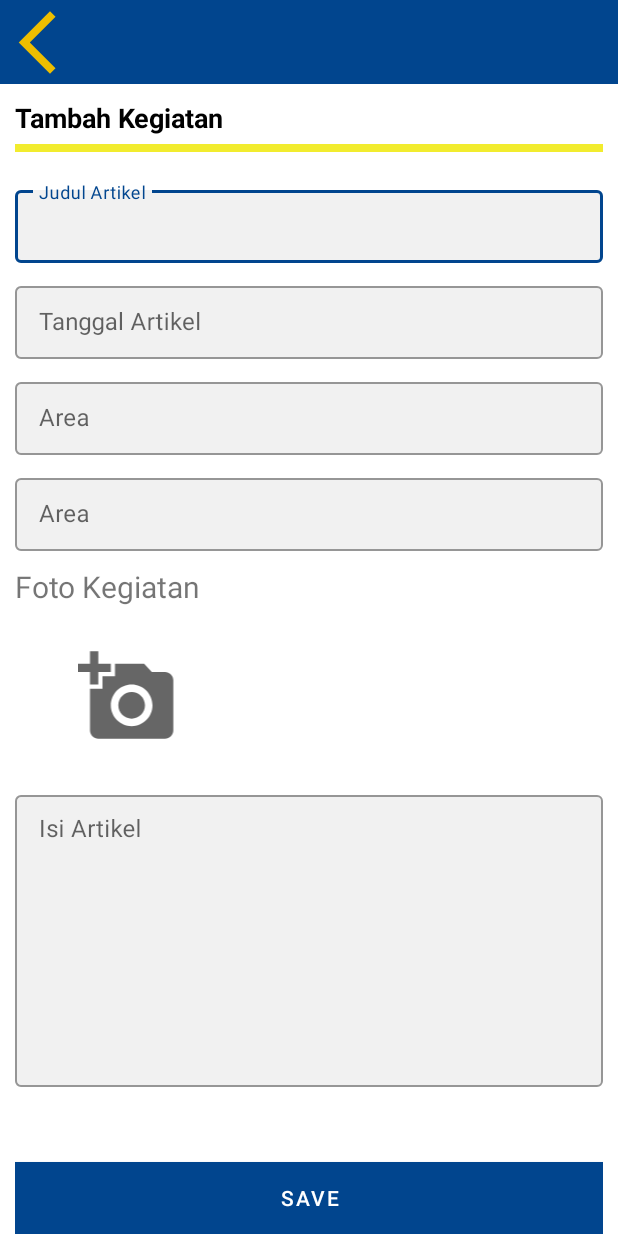
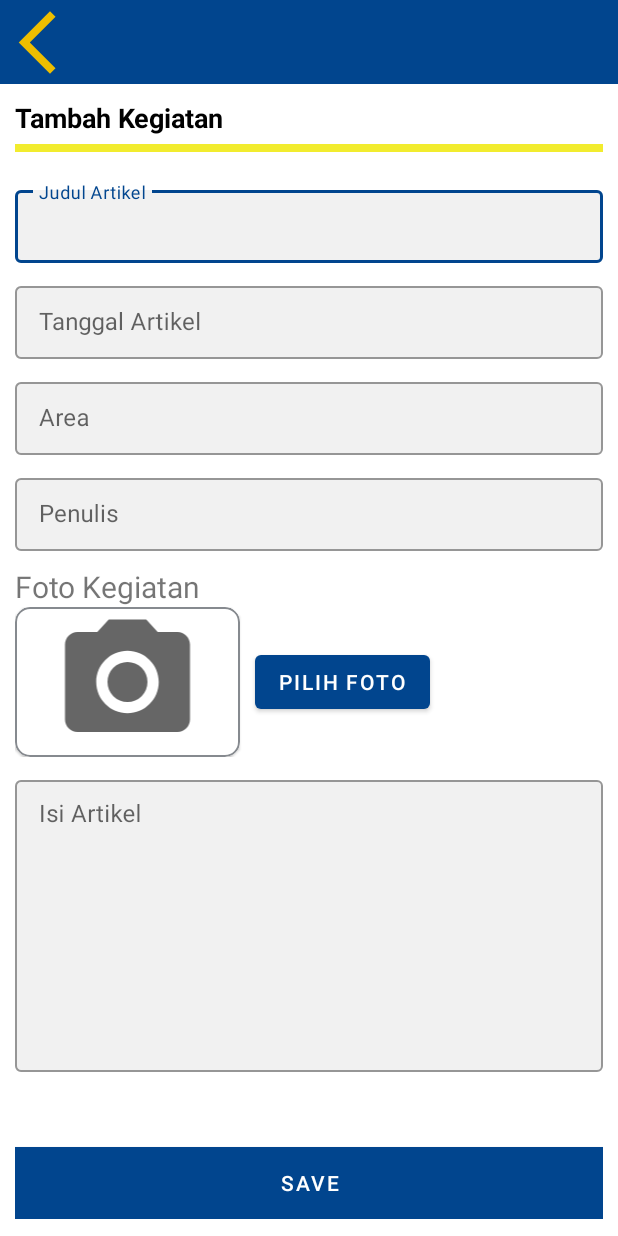
Before and after one commit to DwiAstari/wiss_new, an Android app: the IsiKegiatanAdminActivity screen opened directly, with no data from a screen before it, on a phone screen of 412 x 824 dp. Run offline under Robolectric (Android 15) with nearby library versions, the phone set to English and light mode, and no system bars; our stand-ins replace Dagger/Hilt's generated code; pictures from the network do not load.

Commit message:
Add CRD Arttikel 2

```diff
--- a/app/src/main/java/com/dwiastari/wiss/api/MasyarakatService.kt
+++ b/app/src/main/java/com/dwiastari/wiss/api/MasyarakatService.kt
@@ -1,19 +1,31 @@
 package com.dwiastari.wiss.api
 
 import com.dwiastari.wiss.model.*
+import okhttp3.MultipartBody
+import okhttp3.RequestBody
 import retrofit2.Call
 import retrofit2.Response
-import retrofit2.http.Field
-import retrofit2.http.GET
-import retrofit2.http.FormUrlEncoded
-import retrofit2.http.POST
+import retrofit2.http.*
 
 interface MasyarakatService{
     @GET("artikel/data_artikel.php")
     suspend fun getArticle() : Response<ArtikelResponse>
 
-    @GET("artikel/delete_artikel.php")
+    @FormUrlEncoded
+    @POST("artikel/delete_artikel.php")
     suspend fun deleteArticle(@Field("id_artikel") id_artikel: String) : Response<DeleteArtikelResponse>
+
+    @Multipart
+    @POST("artikel/create_artikel.php")
+    suspend fun createArticle(
+        @Part("judul_artikel") judul: RequestBody,
+        @Part("tanggal_artikel") tanggal_artikel: RequestBody,
+        @Part("isi_artikel") isi_artikel: RequestBody,
+        @Part("area") area: RequestBody,
+        @Part("penulis") penulis: RequestBody,
+        @Part("status") status: RequestBody,
+        @Part foto_kegiatan: MultipartBody.Part
+    ): Response<DeleteArtikelResponse>
 
     @GET("layananharian/data_layanan.php")
     suspend fun getLayanan() : Response<LayananResponse>
--- a/app/src/main/java/com/dwiastari/wiss/ui/admin/IsiKegiatanAdminActivity.kt
+++ b/app/src/main/java/com/dwiastari/wiss/ui/admin/IsiKegiatanAdminActivity.kt
@@ -1,18 +1,58 @@
 package com.dwiastari.wiss.ui.admin
 
+import android.Manifest
+import android.app.Activity
+import android.content.Context
+import android.content.Intent
+import android.content.pm.PackageManager
+import android.database.Cursor
+import android.graphics.Bitmap
+import android.net.Uri
+import android.os.Build
+import android.os.Bundle
+import android.os.Environment
+import android.provider.MediaStore
+import android.provider.OpenableColumns
+import android.text.Html
+import android.util.Log
+import android.widget.Toast
+import androidx.activity.result.contract.ActivityResultContracts
+import androidx.activity.viewModels
 import androidx.appcompat.app.AppCompatActivity
-import android.os.Bundle
-import com.dwiastari.wiss.R
+import androidx.core.app.ActivityCompat
 import com.dwiastari.wiss.databinding.ActivityIsiKegiatanAdminBinding
 import com.dwiastari.wiss.model.Artikel
 import com.dwiastari.wiss.ui.admin.EditKegiatanActivity.Companion.ARTIKEL_EXTRA
 import dagger.hilt.android.AndroidEntryPoint
-import kotlinx.android.synthetic.main.activity_edit_kegiatan.*
+import kotlinx.android.synthetic.main.activity_isi_kegiatan_admin.*
+import okhttp3.MediaType
+import okhttp3.MediaType.Companion.toMediaTypeOrNull
+import okhttp3.MultipartBody
+import okhttp3.RequestBody
+import okhttp3.RequestBody.Companion.asRequestBody
+import okhttp3.RequestBody.Companion.toRequestBody
+import java.io.File
+import java.io.FileOutputStream
+import java.io.IOException
+import java.io.InputStream
+
 
 @AndroidEntryPoint
 class IsiKegiatanAdminActivity : AppCompatActivity() {
     private lateinit var binding: ActivityIsiKegiatanAdminBinding
+    private val viewModel: IsiKegiatanViewModel by viewModels()
     private var isEdit = false
+    private val REQUEST_IMAGE_CAPTURE = 1
+    private val REQUEST_IMAGE_PICK = 2
+    private val REQUEST_ID_MULTIPLE_PERMISSIONS = 3
+    private var inputStream: InputStream? = null
+    private var filename: String? = null
+
+    private var PERMISSIONS = arrayOf(
+        Manifest.permission.READ_EXTERNAL_STORAGE,
+        Manifest.permission.WRITE_EXTERNAL_STORAGE,
+        Manifest.permission.CAMERA
+    )
 
     override fun onCreate(savedInstanceState: Bundle?) {
         super.onCreate(savedInstanceState)
@@ -31,8 +71,79 @@ class IsiKegiatanAdminActivity : AppCompatActivity() {
                 edtIsi.setText(artikel?.isi_artikel)
             }
         } else {
+            binding.btnadd.setOnClickListener {
+                val judul = edtJudul.text.toString().toRequestBody("multipart/form-data".toMediaTypeOrNull())
+                val tanggal = edtTanggal.text.toString().toRequestBody("multipart/form-data".toMediaTypeOrNull())
+                val isi = edtIsi.text.toString().toRequestBody("multipart/form-data".toMediaTypeOrNull())
+                val penulis = edtPenulis.text.toString().toRequestBody("multipart/form-data".toMediaTypeOrNull())
+                val area = edtArea.text.toString().toRequestBody("multipart/form-data".toMediaTypeOrNull())
+                val status = "".toRequestBody("multipart/form-data".toMediaTypeOrNull())
+                val requestFoto = RequestBody.create("image/*".toMediaTypeOrNull(), inputStream!!.readBytes())
+                val foto = requestFoto?.let { it1 -> MultipartBody.Part.createFormData("foto_kegiatan", filename, it1) }
 
+                if (foto != null) {
+                    viewModel.addArticle(judul, tanggal, isi, area, penulis, status, foto)
+                }
+            }
+        }
+
+        binding.btnChoose.setOnClickListener {
+            if (!hasPermissions(this, *PERMISSIONS)) {
+                ActivityCompat.requestPermissions(this, PERMISSIONS, REQUEST_ID_MULTIPLE_PERMISSIONS)
+            } else {
+                openGalleryForImage()
+            }
+        }
+
+        viewModel.message.observe(this){
+            if(it != null){
+                Toast.makeText(applicationContext, it, Toast.LENGTH_SHORT).show()
+                if(it.contains("created")){
+                    finish()
+                }
+            }
+        }
+
+    }
+
+    fun hasPermissions(context: Context?, vararg permissions: String?): Boolean {
+        if (context != null) {
+            for (permission in permissions) {
+                if (ActivityCompat.checkSelfPermission(context, permission!!) != PackageManager.PERMISSION_GRANTED) {
+                    return false
+                }
+            }
+        }
+        return true
+    }
+
+    private fun openGalleryForImage() {
+
+        selectImageFromGalleryResult.launch("image/*")
+
+    }
+
+    private val selectImageFromGalleryResult = registerForActivityResult(ActivityResultContracts.GetContent()) { uri: Uri? ->
+        uri?.let {
+            binding.inputfotokegiatan.setImageURI(it)
+            inputStream = contentResolver.openInputStream(it)
+            filename = getPathFromURI(it)
         }
     }
 
+    private fun getPathFromURI(uri: Uri?): String {
+        var path = ""
+        if (contentResolver != null) {
+            val cursor = contentResolver.query(uri!!, null, null, null, null)
+            if (cursor != null) {
+                cursor.moveToFirst()
+                val idx = cursor.getColumnIndex(MediaStore.Images.ImageColumns.DISPLAY_NAME)
+                path = cursor.getString(idx)
+                cursor.close()
+            }
+        }
+        Log.d("path", path)
+        return path
+    }
+
 }
--- /dev/null
+++ b/app/src/main/java/com/dwiastari/wiss/ui/admin/IsiKegiatanViewModel.kt
@@ -0,0 +1,38 @@
+package com.dwiastari.wiss.ui.admin
+
+import androidx.lifecycle.LiveData
+import androidx.lifecycle.MutableLiveData
+import androidx.lifecycle.ViewModel
+import androidx.lifecycle.viewModelScope
+import com.dwiastari.wiss.repository.MasyarakatRepository
+import com.dwiastari.wiss.utils.Resource
+import dagger.hilt.android.lifecycle.HiltViewModel
+import kotlinx.coroutines.launch
+import okhttp3.MultipartBody
+import okhttp3.RequestBody
+import javax.inject.Inject
+
+@HiltViewModel
+class IsiKegiatanViewModel @Inject constructor(
+    private val repository: MasyarakatRepository
+): ViewModel() {
+
+    val _message = MutableLiveData<String>()
+    val message: LiveData<String>
+        get() = _message
+
+    fun addArticle(judul: RequestBody, tanggal: RequestBody, isi: RequestBody, area: RequestBody, penulis: RequestBody, status: RequestBody, foto:
+    MultipartBody.Part){
+        viewModelScope.launch {
+            when(val response = repository.createArticle(judul, tanggal, isi, area, penulis, status, foto)){
+                is Resource.Success -> {
+                    _message.value = response.data?.message
+                }
+
+                is Resource.Error -> {
+                    _message.value = "error"
+                }
+            }
+        }
+    }
+}
--- a/app/src/main/java/com/dwiastari/wiss/ui/admin/KegiatanAdminActivity.kt
+++ b/app/src/main/java/com/dwiastari/wiss/ui/admin/KegiatanAdminActivity.kt
@@ -25,6 +25,8 @@ class KegiatanAdminActivity : AppCompatActivity() {
         adapter = ListKegiatanAdminAdapter()
         binding.rvList.setHasFixedSize(true)
 
+        binding.btnbackL.setOnClickListener { finish() }
+
         binding.btnAddArticle.setOnClickListener { startActivity(Intent(this, IsiKegiatanAdminActivity::class.java)) }
 
         showRecyclerList()
--- a/app/src/main/res/layout/activity_isi_kegiatan_admin.xml
+++ b/app/src/main/res/layout/activity_isi_kegiatan_admin.xml
@@ -108,7 +108,7 @@
                 android:layout_height="wrap_content"
                 android:layout_marginTop="10dp"
                 style="@style/Widget.MaterialComponents.TextInputLayout.OutlinedBox.Dense"
-                android:hint="Area"
+                android:hint="Penulis"
                 app:boxBackgroundColor="@color/lightGreyBackground">
                 <EditText
                     android:id="@+id/edtPenulis"
@@ -126,20 +126,32 @@
                 android:textSize="20dp"
                 android:text="@string/foto_kegitatan"/>
 
-            <ImageView
-                android:id="@+id/inputfotokegiatan"
-                android:layout_width="150dp"
-                android:layout_height="100dp"
-                android:textColorHint="@color/black"
-                android:layout_marginTop="10dp"
-                android:textSize="16.80dp"
-                android:inputType="number"
-                android:background="@color/white"
-                android:maxLines="1"
-                android:src="@drawable/ic_add_photo"
-                android:layout_marginRight="19.20dp"
-                android:layout_marginEnd="19.20dp"
-                android:padding="16.80dp"/>
+            <LinearLayout
+                android:layout_width="match_parent"
+                android:layout_height="wrap_content"
+                android:orientation="horizontal">
+
+                <com.google.android.material.card.MaterialCardView
+                    android:layout_width="wrap_content"
+                    android:layout_height="wrap_content"
+                    app:strokeColor="@color/textGrey"
+                    app:strokeWidth="1dp"
+                    app:cardCornerRadius="10dp">
+                    <ImageView
+                        android:id="@+id/inputfotokegiatan"
+                        android:layout_width="150dp"
+                        android:layout_height="100dp"
+                        android:src="@drawable/ic_camera"/>
+                </com.google.android.material.card.MaterialCardView>
+
+                <Button
+                    android:id="@+id/btn_choose"
+                    android:layout_width="wrap_content"
+                    android:layout_height="wrap_content"
+                    android:layout_marginStart="10dp"
+                    android:text="Pilih Foto"
+                    android:layout_gravity="center_vertical"/>
+            </LinearLayout>
 
             <com.google.android.material.textfield.TextInputLayout
                 android:layout_width="match_parent"
```
Also changed, not shown: app/src/main/AndroidManifest.xml (+23 -0 lines), app/src/main/java/com/dwiastari/wiss/repository/MasyarakatRepository.kt (+14 -0 lines), app/src/main/java/com/dwiastari/wiss/ui/admin/EditKegiatanActivity.kt (+9 -0 lines), app/src/main/res/drawable/image_border.xml (added, +10 -0 lines), app/src/main/res/xml/file_paths.xml (added, +18 -0 lines).
